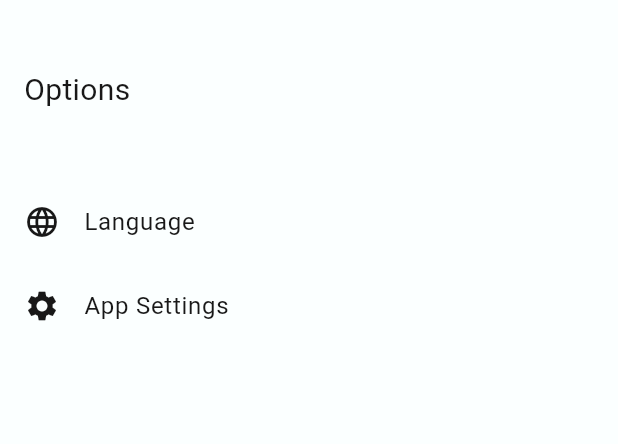
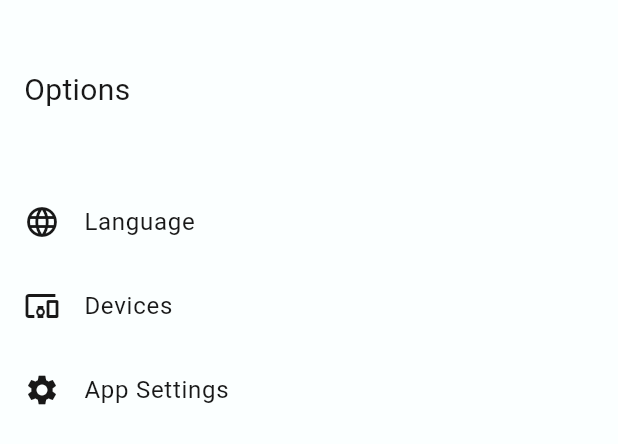
Before and after one commit to Navware-Official/nav-e, a Flutter app: the SideMenuDrawerWidget widget shown alone on an empty page, opened directly, on a phone screen of 412 x 824 dp. Shown: the top 444 px of the screen. Run offline on Flutter 3.47's test engine with Material 3 defaults, Android fonts, the phone set to English and light mode, and no system bars; our stand-ins replace flutter_bloc, flutter_map, geolocator, latlong2, shared_preferences, stream_transform; accounts and stored records are empty; statements that could not run were skipped.

Commit message:
Added the base menu for device management

```diff
--- a/lib/bloc/app_state_bloc.dart
+++ b/lib/bloc/app_state_bloc.dart
@@ -2,6 +2,7 @@ import 'package:flutter_bloc/flutter_bloc.dart';
 
 enum NavigationStage {
   home,
+  devices,
   settings,
   previewing,
   navigating,
@@ -28,7 +29,9 @@ class AppStateBloc extends Bloc<AppEvent, AppState> {
     on<GoToHome>((event, emit) {
       emit(const AppState(stage: NavigationStage.home));
     });
-
+    on<GoToDevices>((event, emit) {
+      emit(const AppState(stage: NavigationStage.devices));
+    });
     on<GoToSettings>((event, emit) {
       emit(const AppState(stage: NavigationStage.settings));
     });
--- a/lib/widgets/side_menu_drawer.dart
+++ b/lib/widgets/side_menu_drawer.dart
@@ -30,6 +30,13 @@ class SideMenuDrawerWidget extends StatelessWidget {
             },
           ),
           ListTile(
+            leading: const Icon(Icons.devices_other),
+            title: const Text('Devices'),
+            onTap: () {
+              context.read<AppStateBloc>().add(GoToDevices());
+            },
+          ),
+          ListTile(
             leading: const Icon(Icons.settings),
             title: const Text('App Settings'),
             onTap: () {
```
Also changed, not shown: lib/app/app_router_delegate.dart (+6 -3 lines), lib/screens/device_management_screen.dart (added, +25 -0 lines).
